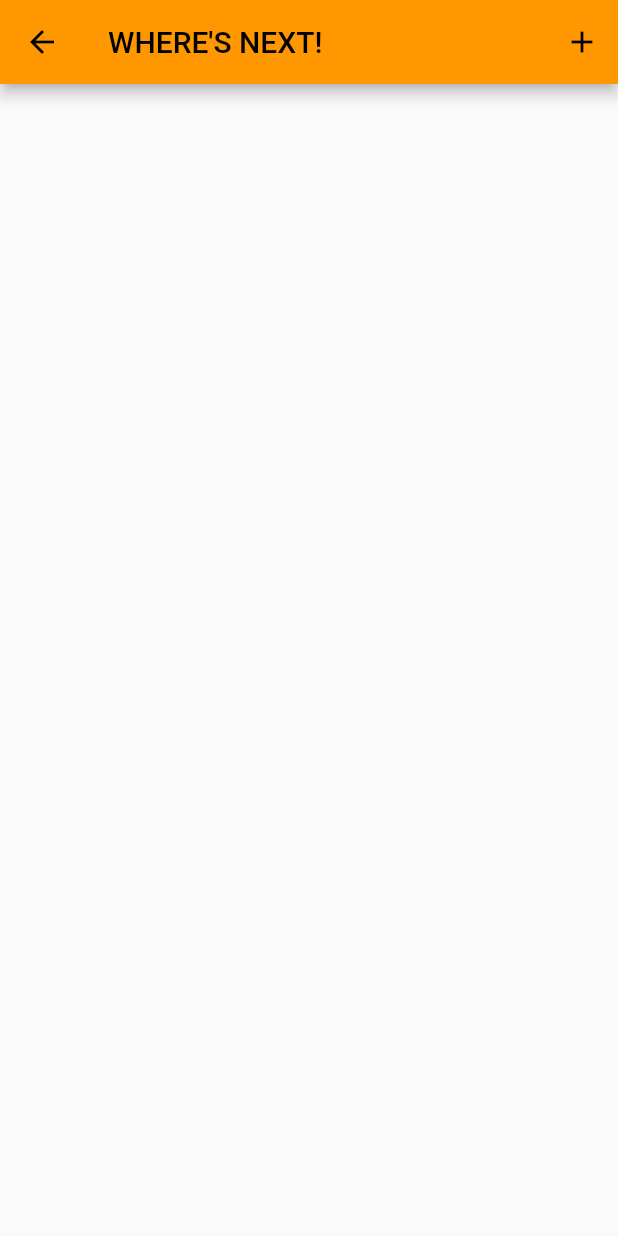
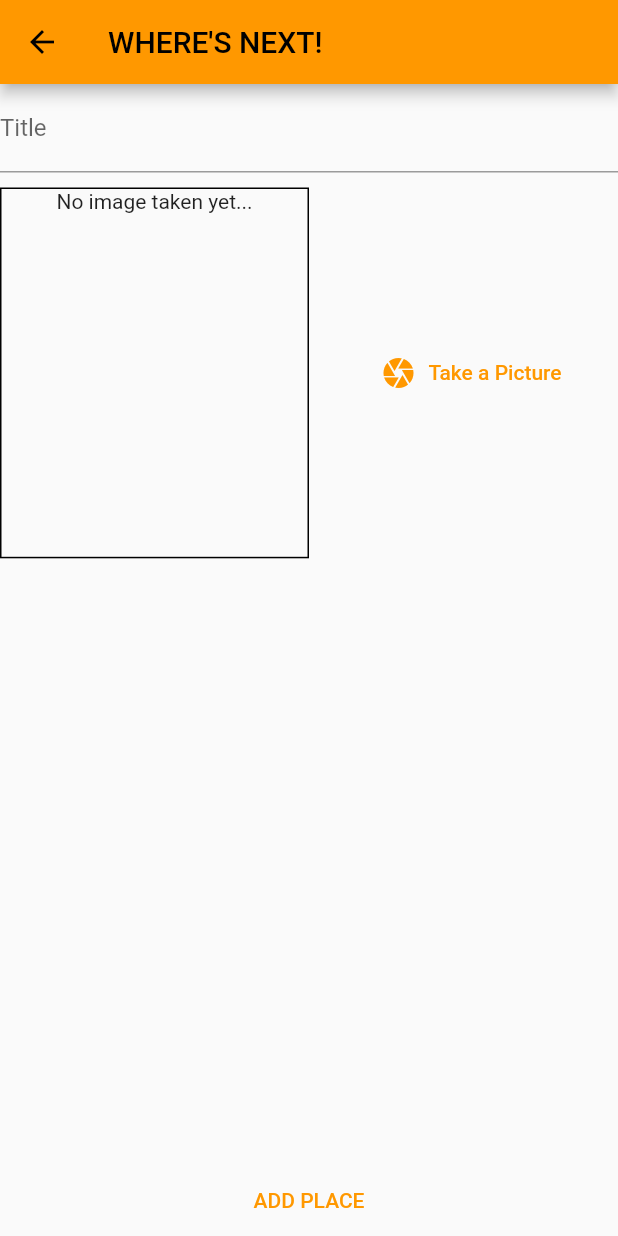
Before and after one commit to Khloud-azeem/Great-Places-App, a Flutter app: the AddPlaceScreen screen opened by its route, on a phone screen of 412 x 824 dp. Run offline on Flutter 3.47's test engine with Material 2 defaults, Android fonts, the phone set to English and light mode, and no system bars; our stand-ins replace image_picker.

Commit message:
add new place to the list of places

```diff
--- a/lib/screens/add_places_screen.dart
+++ b/lib/screens/add_places_screen.dart
@@ -1,4 +1,7 @@
+import 'dart:io';
+
 import 'package:flutter/material.dart';
+import 'package:great_places/widgets/image_input.dart';
 
 class AddPlaceScreen extends StatefulWidget {
   static const routeName = '/add-place';
@@ -9,13 +12,38 @@ class AddPlaceScreen extends StatefulWidget {
 }
 
 class _AddPlaceScreenState extends State<AddPlaceScreen> {
+  final _titleController = TextEditingController();
+  File? _pickedImage;
+
+  void _selectImage(File pickedImage) {
+    _pickedImage = pickedImage;
+  }
+
   @override
   Widget build(BuildContext context) {
     return Scaffold(
-      appBar: AppBar(title: Text("WHERE'S NEXT!"),
-      actions: <Widget>[
-        IconButton(onPressed: (){}, icon: Icon(Icons.add)),
-      ],
+      appBar: AppBar(
+        title: Text("WHERE'S NEXT!"),
+      ),
+      body: Column(
+        children: <Widget>[
+          Expanded(
+              child: SingleChildScrollView(
+            child: Column(
+              children: <Widget>[
+                TextField(
+                  decoration: InputDecoration(labelText: 'Title'),
+                  controller: _titleController,
+                ),
+                SizedBox(
+                  height: 10,
+                ),
+                ImageInput(selectImage: _selectImage),
+              ],
+            ),
+          )),
+          TextButton(onPressed: () {}, child: Text('ADD PLACE')),
+        ],
       ),
     );
   }
--- /dev/null
+++ b/lib/widgets/image_input.dart
@@ -0,0 +1,66 @@
+import 'dart:io';
+
+import 'package:flutter/material.dart';
+import 'package:image_picker/image_picker.dart';
+import 'package:path/path.dart' as path;
+import 'package:path_provider/path_provider.dart' as syspaths;
+
+class ImageInput extends StatefulWidget {
+  Function selectImage;
+  ImageInput({Key? key, required this.selectImage}) : super(key: key);
+
+  @override
+  State<ImageInput> createState() => _ImageInputState();
+}
+
+class _ImageInputState extends State<ImageInput> {
+  File? _storedImage;
+  final ImagePicker _picker = ImagePicker();
+
+  Future<void> _takePicture() async {
+    final image = await _picker.pickImage(source: ImageSource.camera);
+    final File imageFile = File(image!.path);
+    setState(() {
+      _storedImage = imageFile;
+    });
+    final appDir = await syspaths.getApplicationDocumentsDirectory();
+    final fileName = path.basename(imageFile.path);
+    final savedImage = await imageFile.copy('${appDir.path}/${fileName}');
+    widget.selectImage(savedImage);
+  }
+
+  @override
+  Widget build(BuildContext context) {
+    final height = MediaQuery.of(context).size.height;
+    final width = MediaQuery.of(context).size.width;
+    return Row(
+      // mainAxisAlignment: MainAxisAlignment.spaceBetween,
+      children: [
+        Container(
+          height: height * 0.3,
+          width: width * 0.5,
+          decoration: BoxDecoration(border: Border.all(color: Colors.black)),
+          child: _storedImage != null
+              ? Image.file(
+                  _storedImage as File,
+                  fit: BoxFit.cover,
+                )
+              : Text(
+                  "No image taken yet...",
+                  textAlign: TextAlign.center,
+                ),
+        ),
+        SizedBox(
+          width: 10,
+        ),
+        Expanded(
+          child: TextButton.icon(
+            onPressed: _takePicture,
+            icon: Icon(Icons.camera),
+            label: Text('Take a Picture'),
+          ),
+        ),
+      ],
+    );
+  }
+}
--- a/pubspec.yaml
+++ b/pubspec.yaml
@@ -30,6 +30,9 @@ dependencies:
   flutter:
     sdk: flutter
   provider: ^6.0.2
+  image_picker:
+  path_provider: ^2.0.9
+  path:
 
 
   # The following adds the Cupertino Icons font to your application.
```
Also changed, not shown: pubspec.lock.
